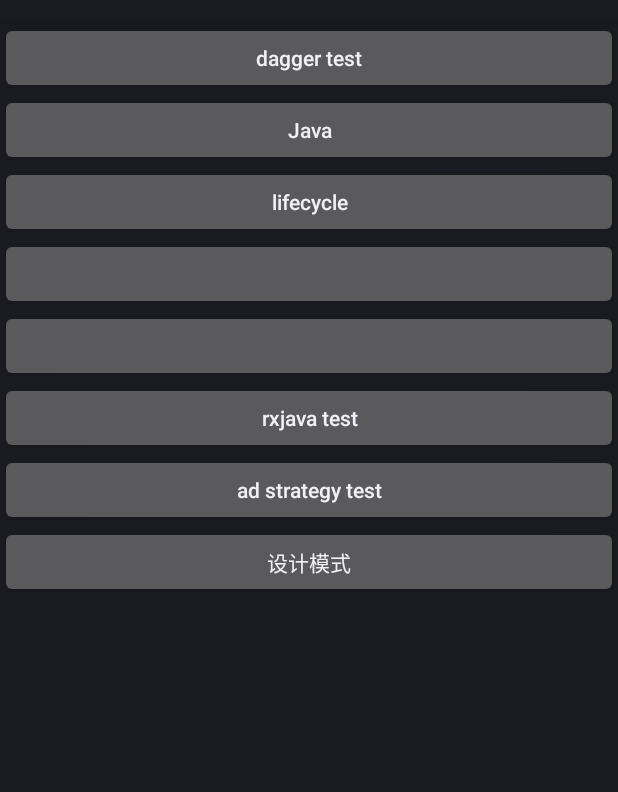
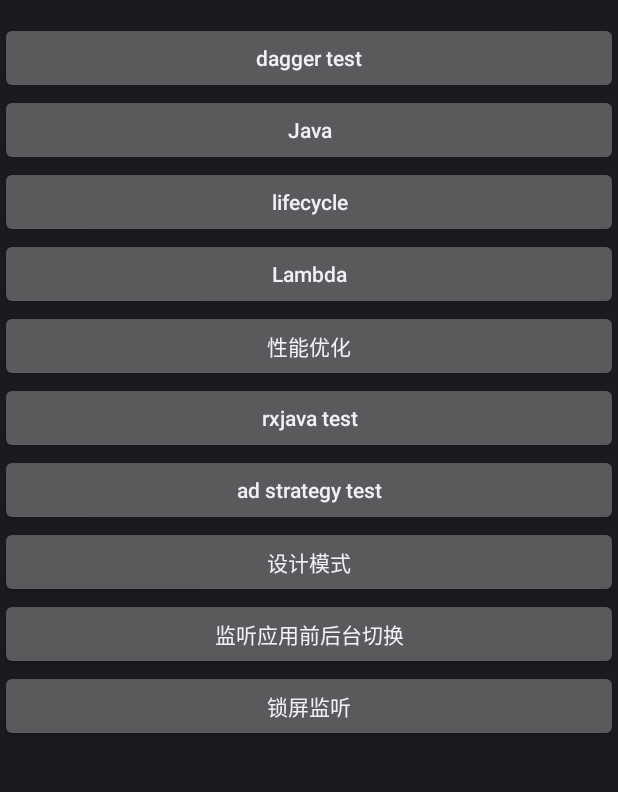
Before and after one commit to fumeidonga/ModularLibrary, an Android app: the screen it shows after launch (MainActivity), on a phone screen of 412 x 824 dp, the part 62-854 px from its top. Run offline under Robolectric (Android 15) with nearby library versions, the phone set to English and light mode, and no system bars; our stand-ins replace Dagger/Hilt's generated code; libraries missing offline, so code that uses them is left out: com.orhanobut.logger; 5 statements that could not run were skipped.

Commit message:
add file

```diff
--- a/testdemo/src/main/AndroidManifest.xml
+++ b/testdemo/src/main/AndroidManifest.xml
@@ -35,7 +35,9 @@
         android:label="@string/app_name"
         android:roundIcon="@mipmap/ic_launcher"
         android:supportsRtl="true">
-        <activity android:name="com.android.java.JavaMainActivity"></activity>
+        <activity android:name="com.android.performance.MainPerformanceActivity"></activity>
+        <activity android:name="com.android.performance.LoadingPerformanceActivity" />
+        <activity android:name="com.android.java.JavaMainActivity" />
         <activity android:name=".MainActivity">
             <intent-filter>
                 <action android:name="android.intent.action.MAIN" />
--- a/testdemo/src/main/java/com/android/testdagger/MainActivity.java
+++ b/testdemo/src/main/java/com/android/testdagger/MainActivity.java
@@ -6,6 +6,7 @@
 import android.os.Bundle;
 import android.view.View;
 
+import com.android.MarkdownUtils;
 import com.android.java.JavaMainActivity;
 import com.android.test.TestActivity;
 import com.android.testdagger.activitys.method_inject.FourActivity;
@@ -55,12 +56,14 @@
             @Override
             public void onClick(View v) {
 
+                MarkdownUtils.setData(MainActivity.this, "lifecycle/Lifecycle.md");
             }
         });
         findViewById(R.id.show_dialog3).setOnClickListener(new View.OnClickListener() {
             @Override
             public void onClick(View v) {
 
+                MarkdownUtils.setData(MainActivity.this, "lamada/LAMADA.MD");
             }
         });
         findViewById(R.id.show_dialog4).setOnClickListener(new View.OnClickListener() {
@@ -87,6 +90,20 @@
             @Override
             public void onClick(View v) {
                 startActivity(new Intent(MainActivity.this, DesignModelActivity.class));
+
+            }
+        });
+        findViewById(R.id.show_dialog8).setOnClickListener(new View.OnClickListener() {
+            @Override
+            public void onClick(View v) {
+                MarkdownUtils.setData(MainActivity.this, "监听应用前后台切换.md");
+
+            }
+        });
+        findViewById(R.id.show_dialog9).setOnClickListener(new View.OnClickListener() {
+            @Override
+            public void onClick(View v) {
+                MarkdownUtils.setData(MainActivity.this, "监听锁屏.md");
 
             }
         });
--- a/testdemo/src/main/res/layout/activity_main.xml
+++ b/testdemo/src/main/res/layout/activity_main.xml
@@ -34,7 +34,7 @@
         android:layout_width="match_parent"
         android:textAllCaps="false"
         android:layout_height="wrap_content"
-        android:text=""
+        android:text="Lambda"
         />
 
     <Button
@@ -42,7 +42,7 @@
         android:layout_width="match_parent"
         android:layout_height="wrap_content"
         android:textAllCaps="false"
-        android:text=""
+        android:text="性能优化"
         />
 
     <Button
@@ -66,5 +66,19 @@
         android:textAllCaps="false"
         android:text="设计模式"
         />
+    <Button
+        android:id="@+id/show_dialog8"
+        android:layout_width="match_parent"
+        android:layout_height="wrap_content"
+        android:textAllCaps="false"
+        android:text="监听应用前后台切换"
+        />
+    <Button
+        android:id="@+id/show_dialog9"
+        android:layout_width="match_parent"
+        android:layout_height="wrap_content"
+        android:textAllCaps="false"
+        android:text="锁屏监听"
+        />
 
 </LinearLayout>
```
Also changed, not shown: testdemo/src/main/java/com/android/performance/LoadingPerformanceActivity.java (added, +15 -0 lines), testdemo/src/main/java/com/android/performance/MainPerformanceActivity.java (added, +21 -0 lines), testdemo/src/main/res/layout/activity_loading_performance.xml (added, +9 -0 lines), testdemo/src/main/res/layout/activity_main_performance.xml (added, +99 -0 lines), 6 other files.
